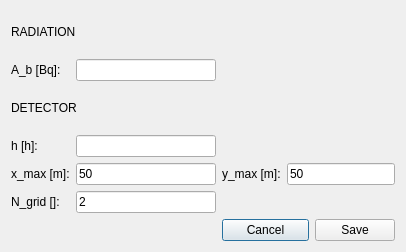
This is qt_designer/app/dialog_parameters.ui in urhtrinko/DroneRadioactivity_student_job as Qt 5 draws it before an edit. The edited form follows.
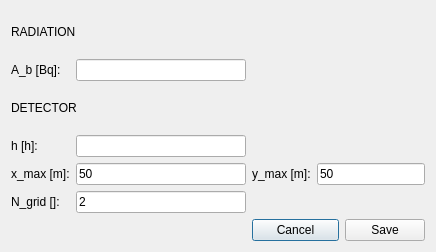
This is the edited form.

```diff
--- a/qt_designer/app/dialog_parameters.ui
+++ b/qt_designer/app/dialog_parameters.ui
@@ -6,7 +6,7 @@
    <rect>
     <x>0</x>
     <y>0</y>
-    <width>406</width>
+    <width>436</width>
     <height>252</height>
    </rect>
   </property>
@@ -29,7 +29,11 @@
     </widget>
    </item>
    <item row="1" column="1">
-    <widget class="QLineEdit" name="lineEdit_Ab"/>
+    <widget class="QLineEdit" name="lineEdit_Ab">
+     <property name="inputMask">
+      <string/>
+     </property>
+    </widget>
    </item>
    <item row="2" column="0" colspan="2">
     <widget class="QLabel" name="label_DET">
```
Left out of the diff: 4 changed lines with no effect on the pictures.
